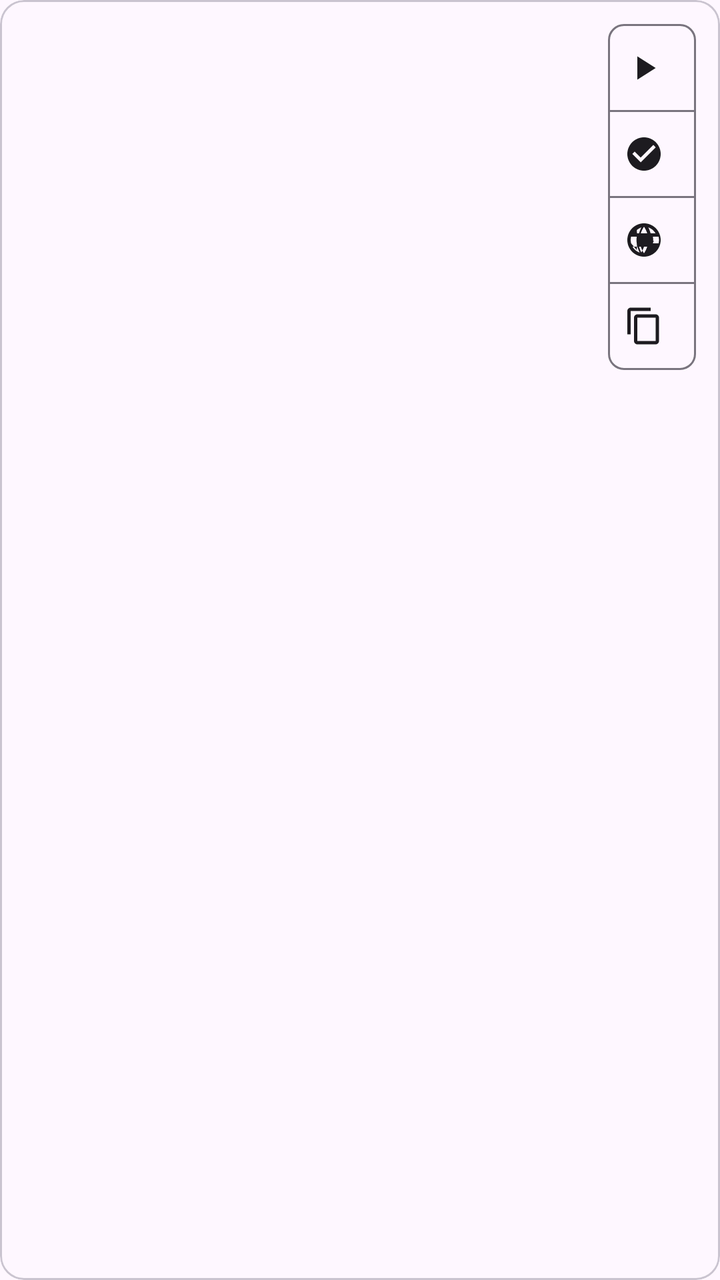
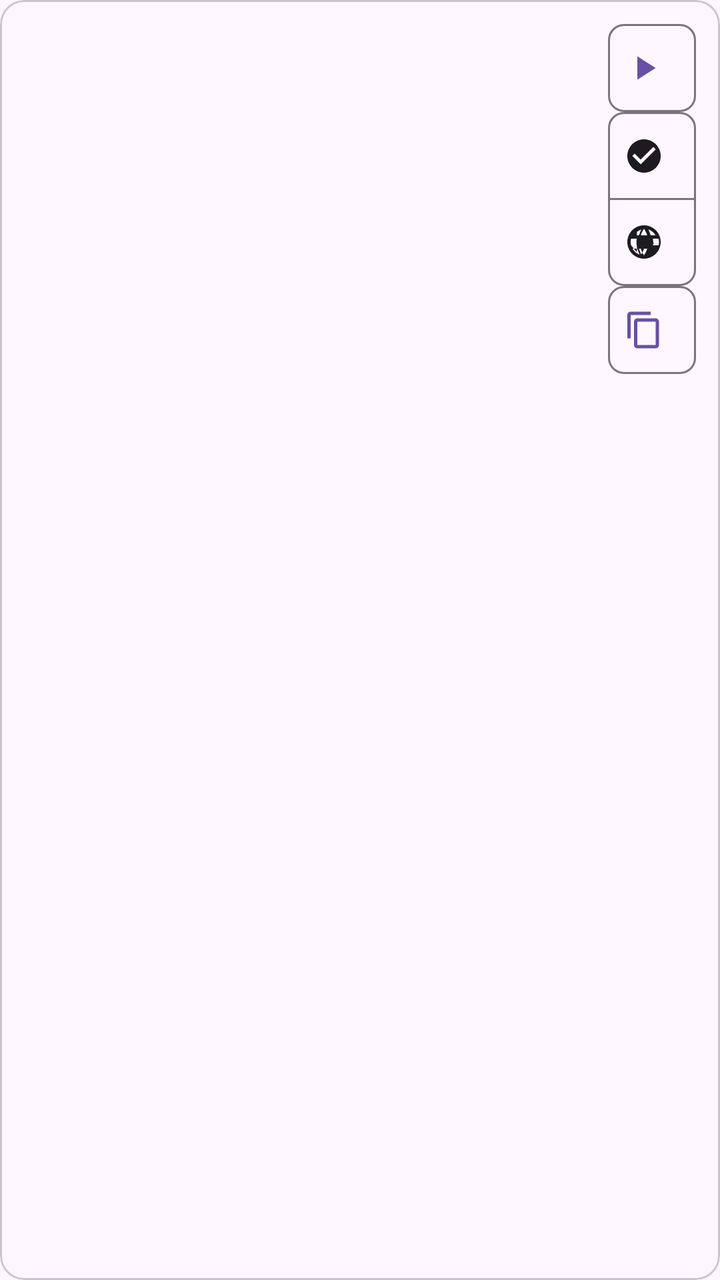

The first picture is an Android layout as it rendered before a commit; the second is the same layout after the commit. The layout source and the unified diff follow.
<!-- AndroidManifest.xml: application theme Theme.AintListening -->
<!-- res/layout/item_transcription_paragraph.xml -->
<?xml version="1.0" encoding="utf-8"?>
<com.google.android.material.card.MaterialCardView
    xmlns:android="http://schemas.android.com/apk/res/android"
    xmlns:app="http://schemas.android.com/apk/res-auto"
    android:layout_width="match_parent"
    android:layout_height="wrap_content"
    android:layout_marginBottom="8dp"
    app:cardElevation="0dp"
    app:strokeWidth="1dp"
    app:strokeColor="?attr/colorOutlineVariant">

    <androidx.constraintlayout.widget.ConstraintLayout
        android:layout_width="match_parent"
        android:layout_height="wrap_content"
        android:padding="12dp">

        <TextView
            android:id="@+id/paragraphText"
            android:layout_width="0dp"
            android:layout_height="wrap_content"
            android:textSize="16sp"
            android:textIsSelectable="true"
            android:textColor="?attr/colorOnSurface"
            app:layout_constraintStart_toStartOf="parent"
            app:layout_constraintEnd_toStartOf="@+id/toggleGroup"
            app:layout_constraintTop_toTopOf="parent"
            app:layout_constraintBottom_toBottomOf="parent" />

        <com.google.android.material.button.MaterialButtonToggleGroup
            android:id="@+id/toggleGroup"
            android:layout_width="wrap_content"
            android:layout_height="wrap_content"
            android:layout_marginStart="8dp"
            android:orientation="vertical"
            app:layout_constraintEnd_toEndOf="parent"
            app:layout_constraintTop_toTopOf="parent"
            app:layout_constraintBottom_toBottomOf="parent">

            <com.google.android.material.button.MaterialButton
                android:id="@+id/btnPlay"
                style="@style/Widget.Material3.Button.OutlinedButton.Icon"
                android:layout_width="44dp"
                android:layout_height="44dp"
                app:icon="@drawable/ic_play_arrow"
                app:iconSize="20dp"
                app:iconPadding="0dp"
                app:iconGravity="textStart"
                app:cornerRadius="8dp"
                android:insetLeft="0dp"
                android:insetTop="0dp"
                android:insetRight="0dp"
                android:insetBottom="0dp"
                android:contentDescription="@string/cd_play_audio" />

            <com.google.android.material.button.MaterialButton
                android:id="@+id/btnRaw"
                style="@style/Widget.Material3.Button.OutlinedButton.Icon"
                android:layout_width="44dp"
                android:layout_height="44dp"
                app:icon="@drawable/ic_check_circle"
                app:iconSize="20dp"
                app:iconPadding="0dp"
                app:iconGravity="textStart"
                app:cornerRadius="8dp"
                android:insetLeft="0dp"
                android:insetTop="0dp"
                android:insetRight="0dp"
                android:insetBottom="0dp"
                android:contentDescription="@string/cd_raw_text" />

            <com.google.android.material.button.MaterialButton
                android:id="@+id/btnSmart"
                style="@style/Widget.Material3.Button.OutlinedButton.Icon"
                android:layout_width="44dp"
                android:layout_height="44dp"
                app:icon="@drawable/ic_language"
                app:iconSize="20dp"
                app:iconPadding="0dp"
                app:iconGravity="textStart"
                app:cornerRadius="8dp"
                android:insetLeft="0dp"
                android:insetTop="0dp"
                android:insetRight="0dp"
                android:insetBottom="0dp"
                android:contentDescription="@string/cd_smart_text" />

            <com.google.android.material.button.MaterialButton
                android:id="@+id/btnCopy"
                style="@style/Widget.Material3.Button.OutlinedButton.Icon"
                android:layout_width="44dp"
                android:layout_height="44dp"
                app:icon="@drawable/ic_content_copy"
                app:iconSize="20dp"
                app:iconPadding="0dp"
                app:iconGravity="textStart"
                app:cornerRadius="8dp"
                android:insetLeft="0dp"
                android:insetTop="0dp"
                android:insetRight="0dp"
                android:insetBottom="0dp"
                android:contentDescription="@string/cd_copy_text" />

        </com.google.android.material.button.MaterialButtonToggleGroup>

    </androidx.constraintlayout.widget.ConstraintLayout>
</com.google.android.material.card.MaterialCardView>
<!-- resources referenced by this layout -->
<resources>
  <!-- drawable ic_check_circle (drawable) -->
  <vector xmlns:android="http://schemas.android.com/apk/res/android"
      android:width="24dp"
      android:height="24dp"
      android:viewportWidth="24"
      android:viewportHeight="24"
      android:tint="?attr/colorControlNormal">
    <path
        android:fillColor="@android:color/white"
        android:pathData="M12,2C6.48,2 2,6.48 2,12s4.48,10 10,10 10,-4.48 10,-10S17.52,2 12,2zM10,17l-5,-5 1.41,-1.41L10,14.17l7.59,-7.59L19,8l-9,9z"/>
  </vector>
  <!-- drawable ic_content_copy (drawable) -->
  <vector xmlns:android="http://schemas.android.com/apk/res/android"
      android:width="24dp"
      android:height="24dp"
      android:viewportWidth="24"
      android:viewportHeight="24"
      android:tint="?attr/colorControlNormal">
    <path
        android:fillColor="@android:color/white"
        android:pathData="M16,1H4C2.9,1 2,1.9 2,3v14h2V3h12V1zM19,5H8C6.9,5 6,5.9 6,7v14c0,1.1 0.9,2 2,2h11c1.1,0 2,-0.9 2,-2V7C21,5.9 20.1,5 19,5zM19,21H8V7h11V21z"/>
  </vector>
  <!-- drawable ic_language (drawable) -->
  <vector xmlns:android="http://schemas.android.com/apk/res/android"
      android:width="24dp"
      android:height="24dp"
      android:viewportWidth="24"
      android:viewportHeight="24"
      android:tint="?attr/colorControlNormal">
    <path
        android:fillColor="@android:color/white"
        android:pathData="M11.99,2C6.47,2 2,6.47 2,12s4.47,10 9.99,10S22,17.53 22,12 17.52,2 11.99,2zM18.92,8h-2.95c-0.32,-1.25 -0.78,-2.45 -1.38,-3.56 1.84,0.63 3.37,1.91 4.33,3.56zM12,4.04c0.83,1.2 1.48,2.53 1.91,3.96h-3.82c0.43,-1.43 1.08,-2.76 1.91,-3.96zM4.26,14C4.1,13.36 4,12.69 4,12s0.1,-1.36 0.26,-2h3.38c-0.08,0.66 -0.14,1.32 -0.14,2s0.06,1.34 0.14,2L4.26,14zM4.26,10h3.38c0.08,-0.66 0.14,-1.32 0.14,-2s-0.06,-1.34 -0.14,-2L4.26,10zM10.41,4.44c-0.6,1.11 -1.06,2.31 -1.38,3.56L6.08,8c0.96,-1.65 2.49,-2.93 4.33,-3.56zM10.41,19.56c-0.6,-1.11 -1.06,-2.31 -1.38,-3.56h2.95c-0.43,1.43 -1.08,2.76 -1.91,3.96zM4.26,14h3.38c0.08,0.66 0.14,1.32 0.14,2s-0.06,1.34 -0.14,2L4.26,14zM5.08,16h2.95c0.32,1.25 0.78,2.45 1.38,3.56 -1.84,-0.63 -3.37,-1.91 -4.33,-3.56zM12,19.96c-0.83,-1.2 -1.48,-2.53 -1.91,-3.96h3.82c-0.43,1.43 -1.08,2.76 -1.91,3.96zM18.92,16h-2.95c-0.32,1.25 -0.78,2.45 -1.38,3.56 1.84,-0.63 3.37,-1.91 4.33,-3.56zM20.74,14h-3.38c0.08,-0.66 0.14,-1.32 0.14,-2s-0.06,-1.34 -0.14,-2h3.38c0.16,0.64 0.26,1.31 0.26,2s-0.1,1.36 -0.26,2zM13.62,16h2.95c0.32,-1.25 0.78,-2.45 1.38,-3.56 -1.84,0.63 -3.37,1.91 -4.33,3.56z"/>
  </vector>
  <!-- drawable ic_play_arrow (drawable) -->
  <vector xmlns:android="http://schemas.android.com/apk/res/android"
      android:width="24dp"
      android:height="24dp"
      android:viewportWidth="24"
      android:viewportHeight="24"
      android:tint="?attr/colorControlNormal">
    <path
        android:fillColor="@android:color/white"
        android:pathData="M8,5v14l11,-7z"/>
  </vector>
  <string name="cd_copy_text">Copy text to clipboard</string>
  <string name="cd_play_audio">Play audio chunk</string>
  <string name="cd_raw_text">Show transcribed text</string>
  <string name="cd_smart_text">Show smart formatted text</string>
  <style name="Theme.AintListening" parent="Theme.Material3.DayNight.NoActionBar">
          <item name="android:statusBarColor">@android:color/transparent</item>
          <item name="android:windowLightStatusBar" tools:targetApi="m">false</item>
      </style>
</resources>

<!-- the commit's change to res/layout/item_transcription_paragraph.xml (unified diff, before → after) -->
@@ -22,12 +22,12 @@
             android:textIsSelectable="true"
             android:textColor="?attr/colorOnSurface"
             app:layout_constraintStart_toStartOf="parent"
-            app:layout_constraintEnd_toStartOf="@+id/toggleGroup"
+            app:layout_constraintEnd_toStartOf="@+id/controlsContainer"
             app:layout_constraintTop_toTopOf="parent"
             app:layout_constraintBottom_toBottomOf="parent" />
 
-        <com.google.android.material.button.MaterialButtonToggleGroup
-            android:id="@+id/toggleGroup"
+        <LinearLayout
+            android:id="@+id/controlsContainer"
             android:layout_width="wrap_content"
             android:layout_height="wrap_content"
             android:layout_marginStart="8dp"
@@ -52,37 +52,47 @@
                 android:insetBottom="0dp"
                 android:contentDescription="@string/cd_play_audio" />
 
-            <com.google.android.material.button.MaterialButton
-                android:id="@+id/btnRaw"
-                style="@style/Widget.Material3.Button.OutlinedButton.Icon"
-                android:layout_width="44dp"
-                android:layout_height="44dp"
-                app:icon="@drawable/ic_check_circle"
-                app:iconSize="20dp"
-                app:iconPadding="0dp"
-                app:iconGravity="textStart"
-                app:cornerRadius="8dp"
-                android:insetLeft="0dp"
-                android:insetTop="0dp"
-                android:insetRight="0dp"
-                android:insetBottom="0dp"
-                android:contentDescription="@string/cd_raw_text" />
+            <com.google.android.material.button.MaterialButtonToggleGroup
+                android:id="@+id/toggleGroup"
+                android:layout_width="wrap_content"
+                android:layout_height="wrap_content"
+                android:orientation="vertical"
+                app:singleSelection="true"
+                app:selectionRequired="true">
 
-            <com.google.android.material.button.MaterialButton
-                android:id="@+id/btnSmart"
-                style="@style/Widget.Material3.Button.OutlinedButton.Icon"
-                android:layout_width="44dp"
-                android:layout_height="44dp"
-                app:icon="@drawable/ic_language"
-                app:iconSize="20dp"
-                app:iconPadding="0dp"
-                app:iconGravity="textStart"
-                app:cornerRadius="8dp"
-                android:insetLeft="0dp"
-                android:insetTop="0dp"
-                android:insetRight="0dp"
-                android:insetBottom="0dp"
-                android:contentDescription="@string/cd_smart_text" />
+                <com.google.android.material.button.MaterialButton
+                    android:id="@+id/btnRaw"
+                    style="@style/Widget.Material3.Button.OutlinedButton.Icon"
+                    android:layout_width="44dp"
+                    android:layout_height="44dp"
+                    app:icon="@drawable/ic_check_circle"
+                    app:iconSize="20dp"
+                    app:iconPadding="0dp"
+                    app:iconGravity="textStart"
+                    app:cornerRadius="8dp"
+                    android:insetLeft="0dp"
+                    android:insetTop="0dp"
+                    android:insetRight="0dp"
+                    android:insetBottom="0dp"
+                    android:contentDescription="@string/cd_raw_text" />
+
+                <com.google.android.material.button.MaterialButton
+                    android:id="@+id/btnSmart"
+                    style="@style/Widget.Material3.Button.OutlinedButton.Icon"
+                    android:layout_width="44dp"
+                    android:layout_height="44dp"
+                    app:icon="@drawable/ic_language"
+                    app:iconSize="20dp"
+                    app:iconPadding="0dp"
+                    app:iconGravity="textStart"
+                    app:cornerRadius="8dp"
+                    android:insetLeft="0dp"
+                    android:insetTop="0dp"
+                    android:insetRight="0dp"
+                    android:insetBottom="0dp"
+                    android:contentDescription="@string/cd_smart_text" />
+
+            </com.google.android.material.button.MaterialButtonToggleGroup>
 
             <com.google.android.material.button.MaterialButton
                 android:id="@+id/btnCopy"
@@ -100,7 +110,7 @@
                 android:insetBottom="0dp"
                 android:contentDescription="@string/cd_copy_text" />
 
-        </com.google.android.material.button.MaterialButtonToggleGroup>
+        </LinearLayout>
 
     </androidx.constraintlayout.widget.ConstraintLayout>
 </com.google.android.material.card.MaterialCardView>
